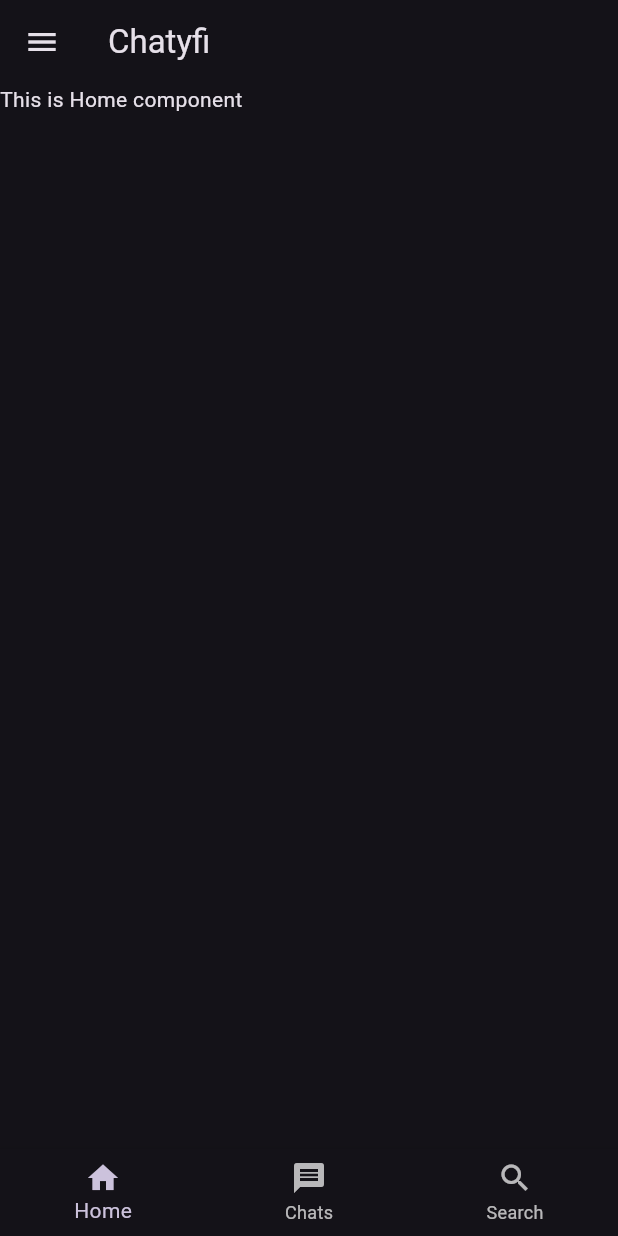
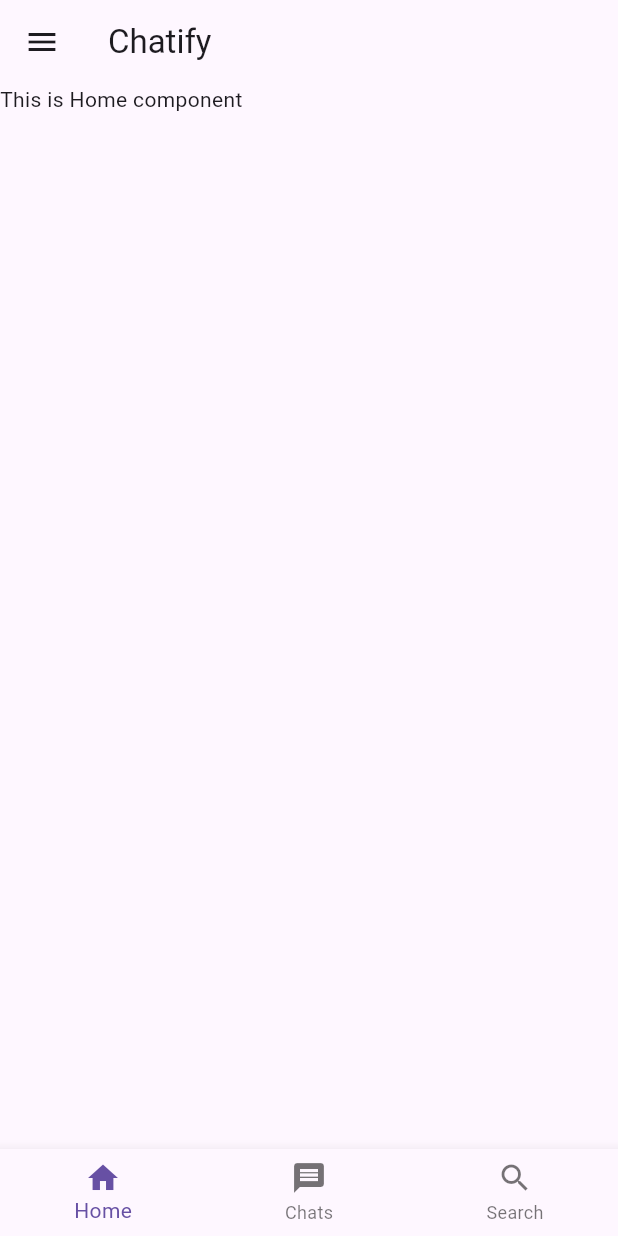
Before and after one commit to TheJustRusik/chatify, a Flutter app: the screen it shows after launch, on a phone screen of 412 x 824 dp. Run offline on Flutter 3.47's test engine with Material 3 defaults, Android fonts, the phone set to English and light mode, and no system bars.

Commit message:
Chatyfi -> Chatify

```diff
--- a/lib/main.dart
+++ b/lib/main.dart
@@ -11,7 +11,7 @@ class App extends StatelessWidget {
   Widget build(BuildContext context){
     return MaterialApp(
       home: const AuthorizationService(),
-      theme: ThemeData.dark(),
+      theme: ThemeData.light(),
     );
   }
 }
--- a/lib/pages/home.dart
+++ b/lib/pages/home.dart
@@ -27,7 +27,7 @@ class HomePageState extends State<HomePage> {
       appBar: AppBar(
         title: const Row(
           children: [
-            Text("Chatyfi")
+            Text("Chatify")
           ],
         )
       ),
```
